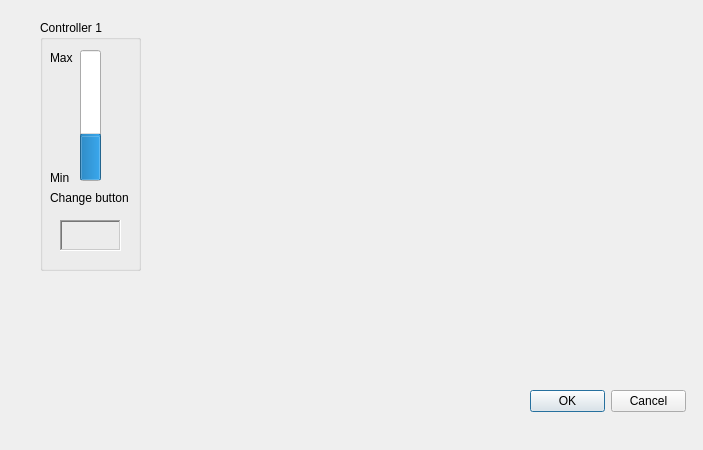
frechilla/qslotracing, file src/controllerdlg.ui: the form before one commit.
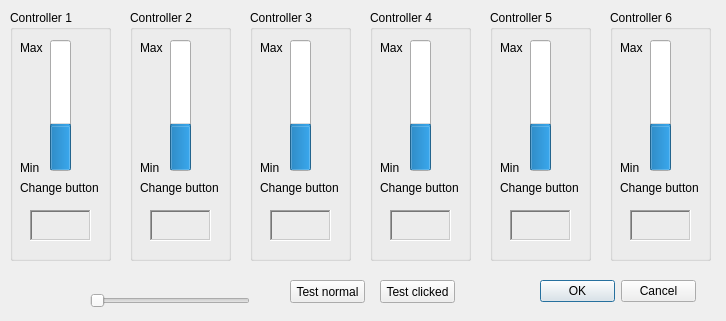
The form after the commit.

Commit message: Controller dialog updated.

```diff
--- a/src/controllerdlg.ui
+++ b/src/controllerdlg.ui
@@ -6,8 +6,8 @@
    <rect>
     <x>0</x>
     <y>0</y>
-    <width>703</width>
-    <height>450</height>
+    <width>726</width>
+    <height>321</height>
    </rect>
   </property>
   <property name="windowTitle">
@@ -19,8 +19,8 @@
   <widget class="QDialogButtonBox" name="buttonBox">
    <property name="geometry">
     <rect>
-     <x>530</x>
-     <y>390</y>
+     <x>540</x>
+     <y>280</y>
      <width>156</width>
      <height>23</height>
     </rect>
@@ -35,8 +35,8 @@
   <widget class="QGroupBox" name="groupBox">
    <property name="geometry">
     <rect>
-     <x>40</x>
-     <y>20</y>
+     <x>10</x>
+     <y>10</y>
      <width>101</width>
      <height>251</height>
     </rect>
@@ -125,6 +125,513 @@
     </property>
    </widget>
   </widget>
+  <widget class="QGroupBox" name="groupBox_2">
+   <property name="geometry">
+    <rect>
+     <x>130</x>
+     <y>10</y>
+     <width>101</width>
+     <height>251</height>
+    </rect>
+   </property>
+   <property name="title">
+    <string>Controller 2</string>
+   </property>
+   <widget class="QProgressBar" name="gas2">
+    <property name="geometry">
+     <rect>
+      <x>40</x>
+      <y>30</y>
+      <width>21</width>
+      <height>131</height>
+     </rect>
+    </property>
+    <property name="maximum">
+     <number>15</number>
+    </property>
+    <property name="value">
+     <number>5</number>
+    </property>
+    <property name="orientation">
+     <enum>Qt::Vertical</enum>
+    </property>
+    <property name="invertedAppearance">
+     <bool>false</bool>
+    </property>
+    <property name="textDirection">
+     <enum>QProgressBar::BottomToTop</enum>
+    </property>
+   </widget>
+   <widget class="QLabel" name="label_4">
+    <property name="geometry">
+     <rect>
+      <x>10</x>
+      <y>150</y>
+      <width>31</width>
+      <height>16</height>
+     </rect>
+    </property>
+    <property name="text">
+     <string>Min</string>
+    </property>
+   </widget>
+   <widget class="QLabel" name="label_5">
+    <property name="geometry">
+     <rect>
+      <x>10</x>
+      <y>30</y>
+      <width>31</width>
+      <height>16</height>
+     </rect>
+    </property>
+    <property name="text">
+     <string>Max</string>
+    </property>
+   </widget>
+   <widget class="QFrame" name="Change2">
+    <property name="geometry">
+     <rect>
+      <x>20</x>
+      <y>200</y>
+      <width>61</width>
+      <height>31</height>
+     </rect>
+    </property>
+    <property name="frameShape">
+     <enum>QFrame::WinPanel</enum>
+    </property>
+    <property name="frameShadow">
+     <enum>QFrame::Sunken</enum>
+    </property>
+   </widget>
+   <widget class="QLabel" name="label_6">
+    <property name="geometry">
+     <rect>
+      <x>10</x>
+      <y>170</y>
+      <width>81</width>
+      <height>16</height>
+     </rect>
+    </property>
+    <property name="text">
+     <string>Change button</string>
+    </property>
+   </widget>
+  </widget>
+  <widget class="QGroupBox" name="groupBox_3">
+   <property name="geometry">
+    <rect>
+     <x>250</x>
+     <y>10</y>
+     <width>101</width>
+     <height>251</height>
+    </rect>
+   </property>
+   <property name="title">
+    <string>Controller 3</string>
+   </property>
+   <widget class="QProgressBar" name="gas3">
+    <property name="geometry">
+     <rect>
+      <x>40</x>
+      <y>30</y>
+      <width>21</width>
+      <height>131</height>
+     </rect>
+    </property>
+    <property name="maximum">
+     <number>15</number>
+    </property>
+    <property name="value">
+     <number>5</number>
+    </property>
+    <property name="orientation">
+     <enum>Qt::Vertical</enum>
+    </property>
+    <property name="invertedAppearance">
+     <bool>false</bool>
+    </property>
+    <property name="textDirection">
+     <enum>QProgressBar::BottomToTop</enum>
+    </property>
+   </widget>
+   <widget class="QLabel" name="label_7">
+    <property name="geometry">
+     <rect>
+      <x>10</x>
+      <y>150</y>
+      <width>31</width>
+      <height>16</height>
+     </rect>
+    </property>
+    <property name="text">
+     <string>Min</string>
+    </property>
+   </widget>
+   <widget class="QLabel" name="label_8">
+    <property name="geometry">
+     <rect>
+      <x>10</x>
+      <y>30</y>
+      <width>31</width>
+      <height>16</height>
+     </rect>
+    </property>
+    <property name="text">
+     <string>Max</string>
+    </property>
+   </widget>
+   <widget class="QFrame" name="Change3">
+    <property name="geometry">
+     <rect>
+      <x>20</x>
+      <y>200</y>
+      <width>61</width>
+      <height>31</height>
+     </rect>
+    </property>
+    <property name="frameShape">
+     <enum>QFrame::WinPanel</enum>
+    </property>
+    <property name="frameShadow">
+     <enum>QFrame::Sunken</enum>
+    </property>
+   </widget>
+   <widget class="QLabel" name="label_9">
+    <property name="geometry">
+     <rect>
+      <x>10</x>
+      <y>170</y>
+      <width>81</width>
+      <height>16</height>
+     </rect>
+    </property>
+    <property name="text">
+     <string>Change button</string>
+    </property>
+   </widget>
+  </widget>
+  <widget class="QGroupBox" name="groupBox_4">
+   <property name="geometry">
+    <rect>
+     <x>370</x>
+     <y>10</y>
+     <width>101</width>
+     <height>251</height>
+    </rect>
+   </property>
+   <property name="title">
+    <string>Controller 4</string>
+   </property>
+   <widget class="QProgressBar" name="gas4">
+    <property name="geometry">
+     <rect>
+      <x>40</x>
+      <y>30</y>
+      <width>21</width>
+      <height>131</height>
+     </rect>
+    </property>
+    <property name="maximum">
+     <number>15</number>
+    </property>
+    <property name="value">
+     <number>5</number>
+    </property>
+    <property name="orientation">
+     <enum>Qt::Vertical</enum>
+    </property>
+    <property name="invertedAppearance">
+     <bool>false</bool>
+    </property>
+    <property name="textDirection">
+     <enum>QProgressBar::BottomToTop</enum>
+    </property>
+   </widget>
+   <widget class="QLabel" name="label_10">
+    <property name="geometry">
+     <rect>
+      <x>10</x>
+      <y>150</y>
+      <width>31</width>
+      <height>16</height>
+     </rect>
+    </property>
+    <property name="text">
+     <string>Min</string>
+    </property>
+   </widget>
+   <widget class="QLabel" name="label_11">
+    <property name="geometry">
+     <rect>
+      <x>10</x>
+      <y>30</y>
+      <width>31</width>
+      <height>16</height>
+     </rect>
+    </property>
+    <property name="text">
+     <string>Max</string>
+    </property>
+   </widget>
+   <widget class="QFrame" name="Change4">
+    <property name="geometry">
+     <rect>
+      <x>20</x>
+      <y>200</y>
+      <width>61</width>
+      <height>31</height>
+     </rect>
+    </property>
+    <property name="frameShape">
+     <enum>QFrame::WinPanel</enum>
+    </property>
+    <property name="frameShadow">
+     <enum>QFrame::Sunken</enum>
+    </property>
+   </widget>
+   <widget class="QLabel" name="label_12">
+    <property name="geometry">
+     <rect>
+      <x>10</x>
+      <y>170</y>
+      <width>81</width>
+      <height>16</height>
+     </rect>
+    </property>
+    <property name="text">
+     <string>Change button</string>
+    </property>
+   </widget>
+  </widget>
+  <widget class="QGroupBox" name="groupBox_5">
+   <property name="geometry">
+    <rect>
+     <x>490</x>
+     <y>10</y>
+     <width>101</width>
+     <height>251</height>
+    </rect>
+   </property>
+   <property name="title">
+    <string>Controller 5</string>
+   </property>
+   <widget class="QProgressBar" name="gas5">
+    <property name="geometry">
+     <rect>
+      <x>40</x>
+      <y>30</y>
+      <width>21</width>
+      <height>131</height>
+     </rect>
+    </property>
+    <property name="maximum">
+     <number>15</number>
+    </property>
+    <property name="value">
+     <number>5</number>
+    </property>
+    <property name="orientation">
+     <enum>Qt::Vertical</enum>
+    </property>
+    <property name="invertedAppearance">
+     <bool>false</bool>
+    </property>
+    <property name="textDirection">
+     <enum>QProgressBar::BottomToTop</enum>
+    </property>
+   </widget>
+   <widget class="QLabel" name="label_13">
+    <property name="geometry">
+     <rect>
+      <x>10</x>
+      <y>150</y>
+      <width>31</width>
+      <height>16</height>
+     </rect>
+    </property>
+    <property name="text">
+     <string>Min</string>
+    </property>
+   </widget>
+   <widget class="QLabel" name="label_14">
+    <property name="geometry">
+     <rect>
+      <x>10</x>
+      <y>30</y>
+      <width>31</width>
+      <height>16</height>
+     </rect>
+    </property>
+    <property name="text">
+     <string>Max</string>
+    </property>
+   </widget>
+   <widget class="QFrame" name="Change5">
+    <property name="geometry">
+     <rect>
+      <x>20</x>
+      <y>200</y>
+      <width>61</width>
+      <height>31</height>
+     </rect>
+    </property>
+    <property name="frameShape">
+     <enum>QFrame::WinPanel</enum>
+    </property>
+    <property name="frameShadow">
+     <enum>QFrame::Sunken</enum>
+    </property>
+   </widget>
+   <widget class="QLabel" name="label_15">
+    <property name="geometry">
+     <rect>
+      <x>10</x>
+      <y>170</y>
+      <width>81</width>
+      <height>16</height>
+     </rect>
+    </property>
+    <property name="text">
+     <string>Change button</string>
+    </property>
+   </widget>
+  </widget>
+  <widget class="QGroupBox" name="groupBox_6">
+   <property name="geometry">
+    <rect>
+     <x>610</x>
+     <y>10</y>
+     <width>101</width>
+     <height>251</height>
+    </rect>
+   </property>
+   <property name="title">
+    <string>Controller 6</string>
+   </property>
+   <widget class="QProgressBar" name="gas6">
+    <property name="geometry">
+     <rect>
+      <x>40</x>
+      <y>30</y>
+      <width>21</width>
+      <height>131</height>
+     </rect>
+    </property>
+    <property name="maximum">
+     <number>15</number>
+    </property>
+    <property name="value">
+     <number>5</number>
+    </property>
+    <property name="orientation">
+     <enum>Qt::Vertical</enum>
+    </property>
+    <property name="invertedAppearance">
+     <bool>false</bool>
+    </property>
+    <property name="textDirection">
+     <enum>QProgressBar::BottomToTop</enum>
+    </property>
+   </widget>
+   <widget class="QLabel" name="label_16">
+    <property name="geometry">
+     <rect>
+      <x>10</x>
+      <y>150</y>
+      <width>31</width>
+      <height>16</height>
+     </rect>
+    </property>
+    <property name="text">
+     <string>Min</string>
+    </property>
+   </widget>
+   <widget class="QLabel" name="label_17">
+    <property name="geometry">
+     <rect>
+      <x>10</x>
+      <y>30</y>
+      <width>31</width>
+      <height>16</height>
+     </rect>
+    </property>
+    <property name="text">
+     <string>Max</string>
+    </property>
+   </widget>
+   <widget class="QFrame" name="Change6">
+    <property name="geometry">
+     <rect>
+      <x>20</x>
+      <y>200</y>
+      <width>61</width>
+      <height>31</height>
+     </rect>
+    </property>
+    <property name="frameShape">
+     <enum>QFrame::WinPanel</enum>
+    </property>
+    <property name="frameShadow">
+     <enum>QFrame::Sunken</enum>
+    </property>
+   </widget>
+   <widget class="QLabel" name="label_18">
+    <property name="geometry">
+     <rect>
+      <x>10</x>
+      <y>170</y>
+      <width>81</width>
+      <height>16</height>
+     </rect>
+    </property>
+    <property name="text">
+     <string>Change button</string>
+    </property>
+   </widget>
+  </widget>
+  <widget class="QSlider" name="horizontalSlider">
+   <property name="geometry">
+    <rect>
+     <x>90</x>
+     <y>290</y>
+     <width>160</width>
+     <height>21</height>
+    </rect>
+   </property>
+   <property name="maximum">
+    <number>15</number>
+   </property>
+   <property name="orientation">
+    <enum>Qt::Horizontal</enum>
+   </property>
+  </widget>
+  <widget class="QPushButton" name="btnchange">
+   <property name="geometry">
+    <rect>
+     <x>290</x>
+     <y>280</y>
+     <width>75</width>
+     <height>23</height>
+    </rect>
+   </property>
+   <property name="text">
+    <string>Test normal</string>
+   </property>
+  </widget>
+  <widget class="QPushButton" name="pushButton">
+   <property name="geometry">
+    <rect>
+     <x>380</x>
+     <y>280</y>
+     <width>75</width>
+     <height>23</height>
+    </rect>
+   </property>
+   <property name="text">
+    <string>Test clicked</string>
+   </property>
+  </widget>
  </widget>
  <resources/>
  <connections>
```
Left out of the diff: 2 changed lines with no effect on the pictures. The commit also changes 3 other files.
